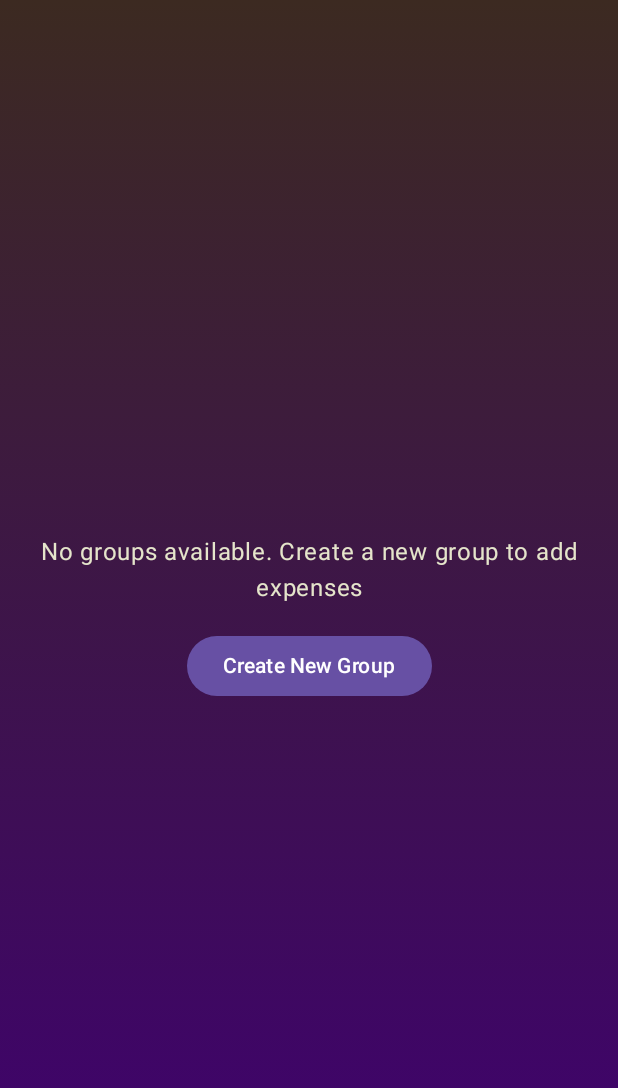
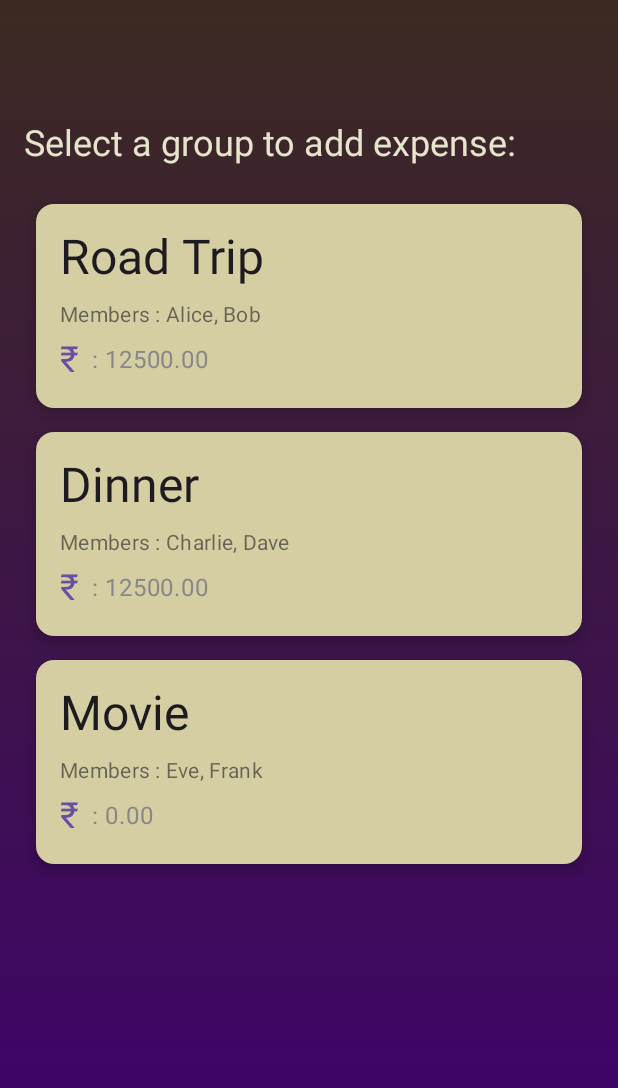
Before and after one commit to ksagar03/SplitMoney, an Android app built with Jetpack Compose: the SelectGroupScreen screen opened through its navigation route, on a phone screen of 412 x 824 dp. Shown: the top 1088 px of the screen. Run offline under Robolectric (Android 15) with nearby library versions, the phone set to English and light mode, and no system bars; our stand-ins replace Firebase (no records; nobody signed in at launch, a user with empty details on screens opened directly).

Commit message:
Update: Completed Working on functionality of Edit Expense screen.

```diff
--- a/app/build.gradle.kts
+++ b/app/build.gradle.kts
@@ -51,6 +51,7 @@ dependencies {
     implementation(libs.androidx.ui.graphics)
     implementation(libs.androidx.ui.tooling.preview)
     implementation(libs.androidx.material3)
+    implementation(libs.androidx.compose.testing)
     testImplementation(libs.junit)
     androidTestImplementation(libs.androidx.junit)
     androidTestImplementation(libs.androidx.espresso.core)
--- a/app/src/main/java/com/example/splitmoney/screens/SplitMoneyViewModel.kt
+++ b/app/src/main/java/com/example/splitmoney/screens/SplitMoneyViewModel.kt
@@ -2,8 +2,14 @@ package com.example.splitmoney.screens
 
 import androidx.compose.runtime.mutableStateListOf
 import androidx.lifecycle.ViewModel
+import java.util.UUID
 
-data class Expense(val description: String, val amount: Double, val payer: String)
+data class Expense(
+    val id: String = UUID.randomUUID().toString(),
+    var description: String,
+    var amount: Double,
+    var payer: String,
+)
 
 //data class Group(val name: String, val members: List<String>, val totalExpenses: Double = 0.0)
 
@@ -59,18 +65,22 @@ class SplitMoneyViewModel : ViewModel() {
 
     }
 
-    fun editExpense(groupName: String, oldExpense: Expense, newExpense: Expense) {
+    fun editExpense(groupName: String, expenseID: String, newExpense: Expense) {
         val group = _groups.find { it.name == groupName }
-        group?.let {
-            val updatedExpense = it.expenses.toMutableList()
-            val index = updatedExpense.indexOf(oldExpense)
-            if (index != -1) {
-                updatedExpense[index] = newExpense
-                val updatedGroup = it.copy(expenses = updatedExpense)
-                _groups[_groups.indexOf(it)] = updatedGroup
-            }
+//        group?.let {
+//            val updatedExpense = it.expenses.toMutableList()
+//            val index = updatedExpense.indexOf(oldExpense)
+//            if (index != -1) {
+//                updatedExpense[index] = newExpense
+//                val updatedGroup = it.copy(expenses = updatedExpense)
+//                _groups[_groups.indexOf(it)] = updatedGroup
+//            }
+//        }
+        group?.expenses?.find { it.id == expenseID }?.let { expense ->
+            expense.description = newExpense.description
+            expense.amount = newExpense.amount
+            expense.payer = newExpense.payer
         }
-
     }
 
     fun deleteExpense(groupName: String, expense: Expense) {
@@ -83,15 +93,29 @@ class SplitMoneyViewModel : ViewModel() {
         }
     }
 
-//    init {
-//        _groups.addAll(
-//            listOf(
-//                Group("Road Trip", listOf("Alice", "Bob"), totalExpenses = 9000.0),
-//                Group("Dinner", listOf("Charlie", "Dave"), totalExpenses = 300.0),
-//                Group("Movie", listOf("Eve", "Frank"), totalExpenses = 5000.0)
-//            )
-//        )
-//    }
+    init {
+        _groups.addAll(
+            listOf(
+                Group(
+                    "Road Trip",
+                    listOf("Alice", "Bob"),
+                    listOf(
+                        Expense(UUID.randomUUID().toString(), "Lunch", 5000.0, "Alice"),
+                        Expense(UUID.randomUUID().toString(), "Dinner", 7500.0, "Bob")
+                    )
+                ),
+                Group(
+                    "Dinner",
+                    listOf("Charlie", "Dave"),
+                    listOf(
+                        Expense(UUID.randomUUID().toString(), "Lunch", 5000.0, "Charlie"),
+                        Expense(UUID.randomUUID().toString(), "Dinner", 7500.0, "Dave")
+                    )
+                ),
+                Group("Movie", listOf("Eve", "Frank"))
+            )
+        )
+    }
 
 //    fun addExpense(description: String, amount: Double, payer: String) {
 //        _expenses.add(Expense(description, amount, payer))
--- a/gradle/libs.versions.toml
+++ b/gradle/libs.versions.toml
@@ -12,6 +12,7 @@ lifecycleRuntimeKtx = "2.8.7"
 activityCompose = "1.10.0"
 composeBom = "2024.04.01"
 navigationCompose = "2.8.7"
+composeTesting = "1.0.0-alpha03"
 
 [libraries]
 androidx-core-ktx = { group = "androidx.core", name = "core-ktx", version.ref = "coreKtx" }
@@ -35,6 +36,7 @@ androidx-ui-test-manifest = { group = "androidx.compose.ui", name = "ui-test-man
 androidx-ui-test-junit4 = { group = "androidx.compose.ui", name = "ui-test-junit4" }
 androidx-material3 = { group = "androidx.compose.material3", name = "material3" }
 navigation-compose = { module = "androidx.navigation:navigation-compose", version.ref = "navigationCompose" }
+androidx-compose-testing = { group = "androidx.xr.compose", name = "compose-testing", version.ref = "composeTesting" }
 
 [plugins]
 android-application = { id = "com.android.application", version.ref = "agp" }
```
Also changed, not shown: app/src/main/java/com/example/splitmoney/screens/AddExpenseScreen.kt (+23 -6 lines), app/src/main/java/com/example/splitmoney/screens/Balanceview.kt (+100 -35 lines), app/src/main/java/com/example/splitmoney/screens/Navigation.kt (+17 -3 lines).
